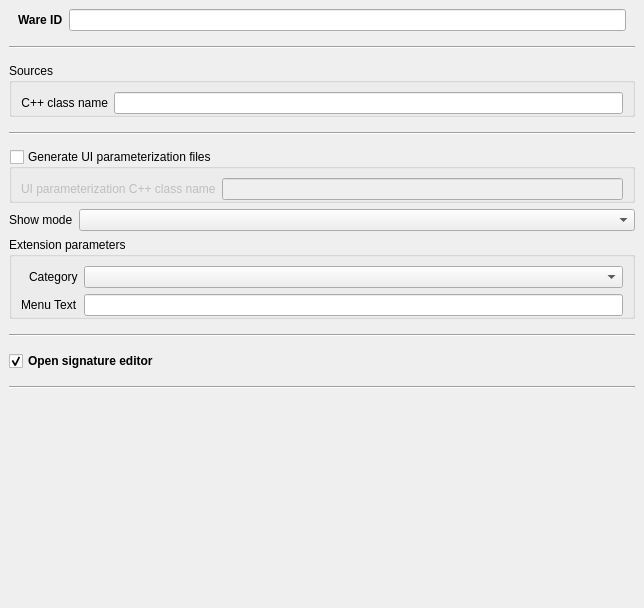
Before: the Qt Designer form src/openfluid/ui/waresdev/NewWareDialog.ui in OpenFLUID/openfluid, drawn with Qt 5.
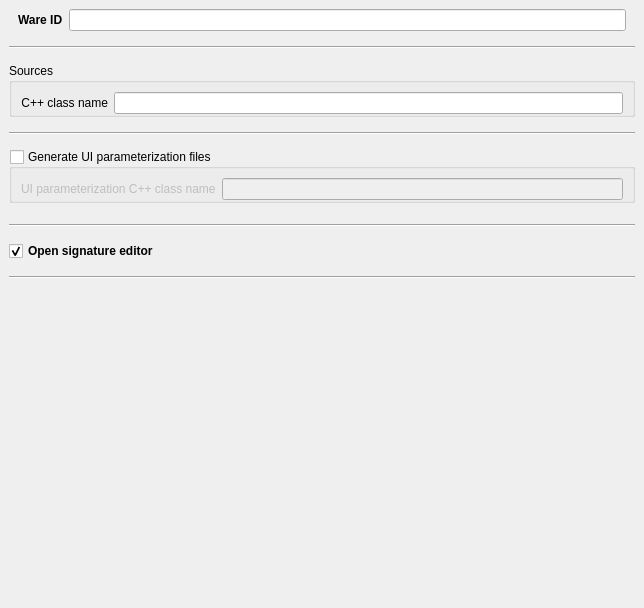
After: the same form once the commit is applied. Custom widgets are drawn as their Qt base class.

What changed in the file:
```diff
--- a/src/openfluid/ui/waresdev/NewWareDialog.ui
+++ b/src/openfluid/ui/waresdev/NewWareDialog.ui
@@ -238,86 +238,7 @@
       </widget>
      </item>
      <item>
-      <widget class="QWidget" name="BuilderExtWidget" native="true">
-       <layout class="QVBoxLayout" name="verticalLayout_6">
-        <property name="spacing">
-         <number>6</number>
-        </property>
-        <property name="leftMargin">
-         <number>0</number>
-        </property>
-        <property name="topMargin">
-         <number>0</number>
-        </property>
-        <property name="rightMargin">
-         <number>0</number>
-        </property>
-        <property name="bottomMargin">
-         <number>0</number>
-        </property>
-        <item>
-         <layout class="QFormLayout" name="formLayout_2">
-          <property name="fieldGrowthPolicy">
-           <enum>QFormLayout::AllNonFixedFieldsGrow</enum>
-          </property>
-          <item row="0" column="0">
-           <widget class="QLabel" name="BextType_label">
-            <property name="text">
-             <string>Show mode</string>
-            </property>
-           </widget>
-          </item>
-          <item row="0" column="1">
-           <widget class="QComboBox" name="BextTypeComboBox"/>
-          </item>
-         </layout>
-        </item>
-        <item>
-         <widget class="QGroupBox" name="BuilderExtGroupBox">
-          <property name="title">
-           <string>Extension parameters</string>
-          </property>
-          <layout class="QFormLayout" name="formLayout_4">
-           <property name="labelAlignment">
-            <set>Qt::AlignRight|Qt::AlignTrailing|Qt::AlignVCenter</set>
-           </property>
-           <property name="leftMargin">
-            <number>9</number>
-           </property>
-           <property name="topMargin">
-            <number>9</number>
-           </property>
-           <property name="rightMargin">
-            <number>9</number>
-           </property>
-           <property name="bottomMargin">
-            <number>0</number>
-           </property>
-           <item row="0" column="0">
-            <widget class="QLabel" name="BextCategory_label">
-             <property name="text">
-              <string>Category</string>
-             </property>
-            </widget>
-           </item>
-           <item row="0" column="1">
-            <widget class="QComboBox" name="BextCategoryComboBox"/>
-           </item>
-           <item row="1" column="0">
-            <widget class="QLabel" name="BextMenutext_label">
-             <property name="text">
-              <string>Menu Text</string>
-             </property>
-            </widget>
-           </item>
-           <item row="1" column="1">
-            <widget class="QLineEdit" name="BextMenutextEdit"/>
-           </item>
-          </layout>
-         </widget>
-        </item>
-       </layout>
-      </widget>
+      <widget class="openfluid::ui::common::BuilderextSetupWidget" name="BextSetupWidget" native="true"/>
      </item>
      <item>
       <widget class="Line" name="line_4">
@@ -378,6 +299,14 @@
    </item>
   </layout>
  </widget>
+ <customwidgets>
+  <customwidget>
+   <class>openfluid::ui::common::BuilderextSetupWidget</class>
+   <extends>QWidget</extends>
+   <header location="global">openfluid/ui/common/BuilderextSetupWidget.hpp</header>
+   <container>1</container>
+  </customwidget>
+ </customwidgets>
  <tabstops>
   <tabstop>IdEdit</tabstop>
   <tabstop>ClassNameEdit</tabstop>
```
Left out of the diff: 3 changed lines with no effect on the pictures.
